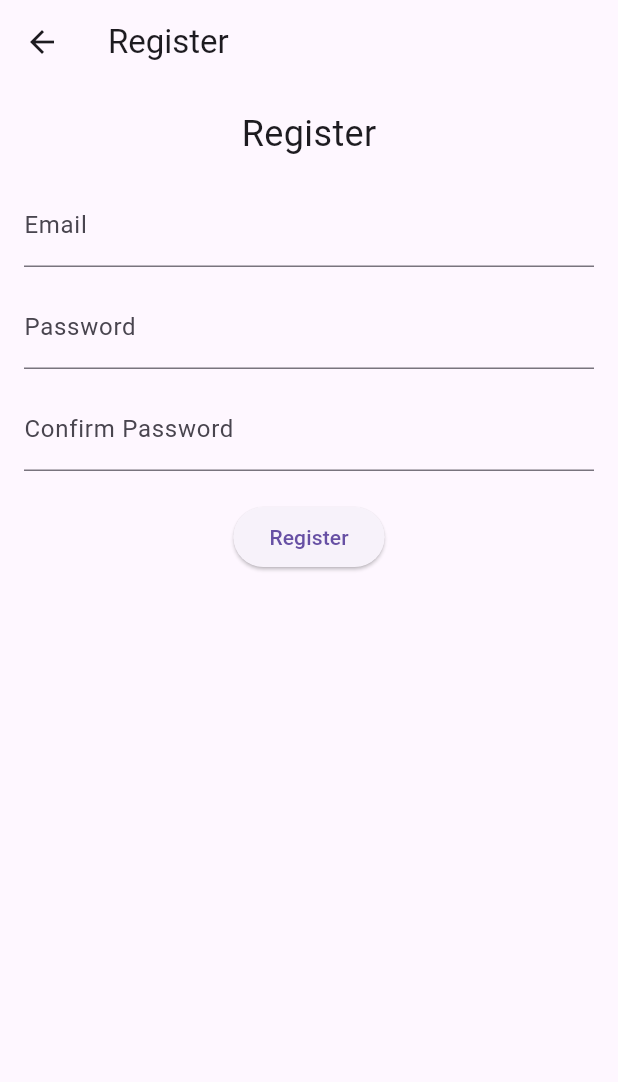
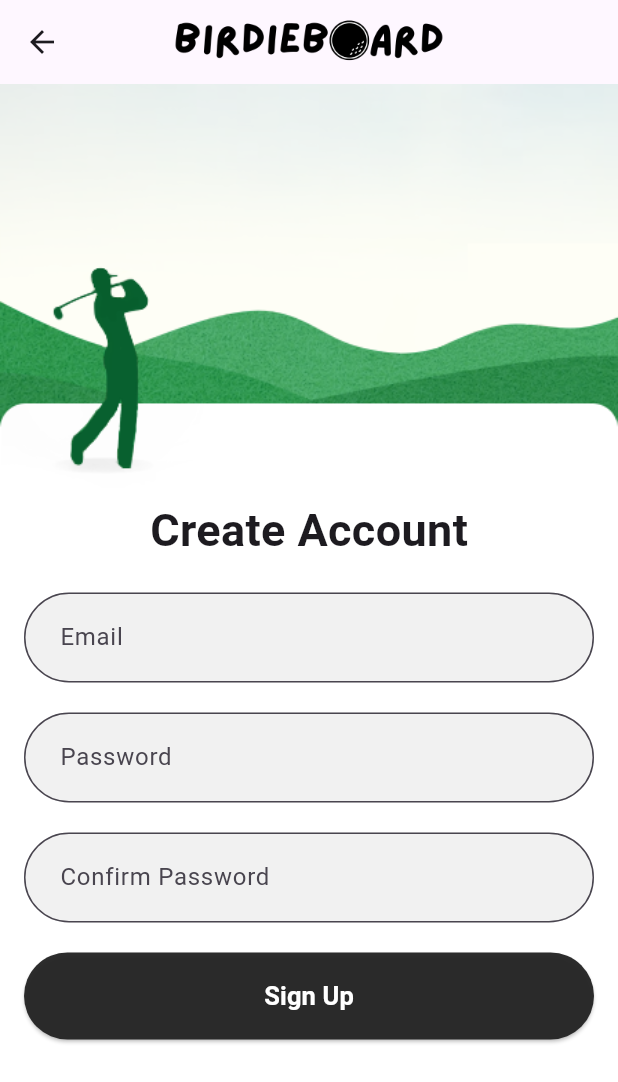
Before and after one commit to josephaycock/golf_app, a Flutter app: the RegisterWidget screen opened directly, on a phone screen of 412 x 824 dp. Shown: the top 1082 px of the screen. Run offline on Flutter 3.47's test engine with Material 3 defaults, Android fonts, the phone set to English and light mode, and no system bars; our stand-ins replace cloud_firestore, firebase_auth, firebase_core, flutter_map, geolocator, latlong2 and 1 more; accounts and stored records are empty.

Commit message:
designed register page

```diff
--- a/lib/frontend/screens/register.dart
+++ b/lib/frontend/screens/register.dart
@@ -13,47 +13,42 @@
   final _emailController = TextEditingController();
   final _passwordController = TextEditingController();
   final _confirmPasswordController = TextEditingController();
+  final FirebaseAuth _auth = FirebaseAuth.instance;
 
   bool _isLoading = false;
 
-  final FirebaseAuth _auth = FirebaseAuth.instance;
+  Future<void> _register() async {
+    if (!_formKey.currentState!.validate()) return;
 
-  Future<void> _register() async {
-    if (!_formKey.currentState!.validate()) {
-      return;
-    }
     if (_passwordController.text != _confirmPasswordController.text) {
-      ScaffoldMessenger.of(context).showSnackBar(
-        const SnackBar(content: Text('Passwords do not match')),
-      );
+      ScaffoldMessenger.of(
+        context,
+      ).showSnackBar(const SnackBar(content: Text('Passwords do not match')));
       return;
     }
 
+    setState(() => _isLoading = true);
+
     try {
-      setState(() {
-        _isLoading = true;
-      });
-
       await _auth.createUserWithEmailAndPassword(
         email: _emailController.text.trim(),
         password: _passwordController.text.trim(),
       );
 
-      // Registration successful
       if (mounted) {
         ScaffoldMessenger.of(context).showSnackBar(
-          const SnackBar(content: Text('Registration successful! Please log in.')),
+          const SnackBar(
+            content: Text('Registration successful! Please log in.'),
+          ),
         );
-        Navigator.pop(context); // Go back to login or home
+        Navigator.pop(context);
       }
     } on FirebaseAuthException catch (e) {
       ScaffoldMessenger.of(context).showSnackBar(
         SnackBar(content: Text('Registration failed: ${e.message}')),
       );
     } finally {
-      setState(() {
-        _isLoading = false;
-      });
+      setState(() => _isLoading = false);
     }
   }
 
@@ -68,8 +63,15 @@
   @override
   Widget build(BuildContext context) {
     return Scaffold(
-      appBar: AppBar(title: const Text('Register')),
-      body: Padding(
+      appBar: AppBar(
+        title: Image.asset('assets/images/titleImage.png', height: 100),
+        centerTitle: true,
+      ),
+      body: Stack(
+        fit: StackFit.expand,
+        children: [
+          Image.asset('assets/images/registerbg.png', fit: BoxFit.cover),
+          Padding(
             padding: const EdgeInsets.all(16.0),
             child: Form(
               key: _formKey,
@@ -77,61 +79,110 @@
                 child: Column(
                   mainAxisSize: MainAxisSize.min,
                   children: [
-                const Text("Register", style: TextStyle(fontSize: 24)),
-                const SizedBox(height: 16),
-                TextFormField(
-                  controller: _emailController,
-                  decoration: const InputDecoration(labelText: 'Email'),
-                  keyboardType: TextInputType.emailAddress,
-                  validator: (value) {
-                    if (value == null || value.isEmpty) {
-                      return 'Enter your email';
-                    }
-                    if (!RegExp(r'\S+@\S+\.\S+').hasMatch(value)) {
-                      return 'Enter a valid email';
-                    }
-                    return null;
-                  },
+                    const SizedBox(height: 260),
+                    const Text(
+                      'Create Account',
+                      style: TextStyle(
+                        fontSize: 30,
+                        fontWeight: FontWeight.bold,
                       ),
-                const SizedBox(height: 12),
-                TextFormField(
-                  controller: _passwordController,
-                  obscureText: true,
-                  decoration: const InputDecoration(labelText: 'Password'),
-                  validator: (value) {
-                    if (value == null || value.isEmpty) {
-                      return 'Enter your password';
-                    }
-                    if (value.length < 6) {
-                      return 'Password must be at least 6 characters';
-                    }
-                    return null;
-                  },
                     ),
-                const SizedBox(height: 12),
-                TextFormField(
-                  controller: _confirmPasswordController,
-                  obscureText: true,
-                  decoration: const InputDecoration(labelText: 'Confirm Password'),
-                  validator: (value) {
-                    if (value != _passwordController.text) {
-                      return 'Passwords do not match';
-                    }
-                    return null;
-                  },
+                    const SizedBox(height: 20),
+                    _buildTextField(
+                      _emailController,
+                      'Email',
+                      TextInputType.emailAddress,
+                    ),
+                    const SizedBox(height: 20),
+                    _buildTextField(
+                      _passwordController,
+                      'Password',
+                      TextInputType.text,
+                      obscure: true,
+                    ),
+                    const SizedBox(height: 20),
+                    _buildTextField(
+                      _confirmPasswordController,
+                      'Confirm Password',
+                      TextInputType.text,
+                      obscure: true,
                     ),
                     const SizedBox(height: 20),
                     _isLoading
                         ? const CircularProgressIndicator()
-                    : ElevatedButton(
+                        : SizedBox(
+                          width: double.infinity,
+                          child: ElevatedButton(
                             onPressed: _register,
-                        child: const Text('Register'),
+                            style: ElevatedButton.styleFrom(
+                              backgroundColor: const Color.fromARGB(
+                                246,
+                                37,
+                                37,
+                                37,
+                              ),
+                              shape: RoundedRectangleBorder(
+                                borderRadius: BorderRadius.circular(30.0),
+                              ),
+                              padding: const EdgeInsets.symmetric(
+                                horizontal: 50,
+                                vertical: 17,
+                              ),
+                            ),
+                            child: Text(
+                              'Sign Up',
+                              style: TextStyle(
+                                fontSize: 17,
+                                fontWeight: FontWeight.bold,
+                                color: Colors.white,
+                              ),
+                            ),
+                          ),
                         ),
                   ],
                 ),
               ),
             ),
           ),
+        ],
+      ),
+    );
+  }
+
+  Widget _buildTextField(
+    TextEditingController controller,
+    String labelText,
+    TextInputType keyboardType, {
+    bool obscure = false,
+  }) {
+    return TextFormField(
+      controller: controller,
+      decoration: InputDecoration(
+        labelText: labelText,
+        filled: true,
+        fillColor: const Color.fromARGB(204, 238, 238, 238),
+        contentPadding: const EdgeInsets.symmetric(
+          vertical: 18.0,
+          horizontal: 20.0,
+        ),
+        border: OutlineInputBorder(borderRadius: BorderRadius.circular(30.0)),
+      ),
+      keyboardType: keyboardType,
+      obscureText: obscure,
+      validator: (value) {
+        if (value == null || value.isEmpty) return 'Enter your $labelText';
+        if (labelText == 'Email' && !RegExp(r'\S+@\S+\.\S+').hasMatch(value)) {
+          return 'Enter a valid email';
+        }
+        if (labelText == 'Password' && value.length < 6) {
+          return 'Password must be at least 6 characters';
+        }
+        if (labelText == 'Confirm Password' &&
+            value != _passwordController.text) {
+          return 'Passwords do not match';
+        }
+        return null;
+      },
     );
   }
 }
--- a/pubspec.yaml
+++ b/pubspec.yaml
@@ -29,3 +29,4 @@
     - assets/images/BirdieBoard.png
     - assets/images/loginbg.png
     - assets/images/titleImage.png
+    - assets/images/registerbg.png
```
Also changed, not shown: assets/images/loginbg.png, assets/images/registerbg.png (added). Lines whose indentation alone changed are shown as unchanged.
